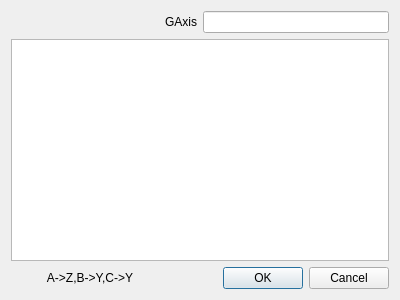
Before: the Qt Designer form wlqt/form/wlgmodelwidget.ui in wldevru/src, drawn with Qt 5.
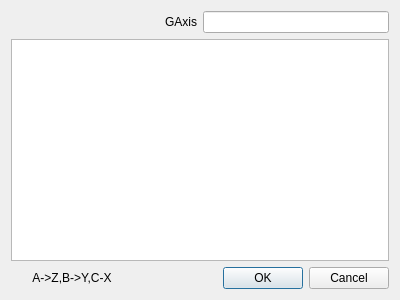
After: the same form once the commit is applied.

```diff
--- a/wlqt/form/wlgmodelwidget.ui
+++ b/wlqt/form/wlgmodelwidget.ui
@@ -54,10 +54,10 @@
    <item row="5" column="0">
     <widget class="QLabel" name="label_2">
      <property name="text">
-      <string>A-&gt;Z,B-&gt;Y,C-&gt;Y</string>
+      <string>A-&gt;Z,B-&gt;Y,C-X</string>
      </property>
      <property name="alignment">
-      <set>Qt::AlignRight|Qt::AlignTrailing|Qt::AlignVCenter</set>
+      <set>Qt::AlignCenter</set>
      </property>
     </widget>
    </item>
```
